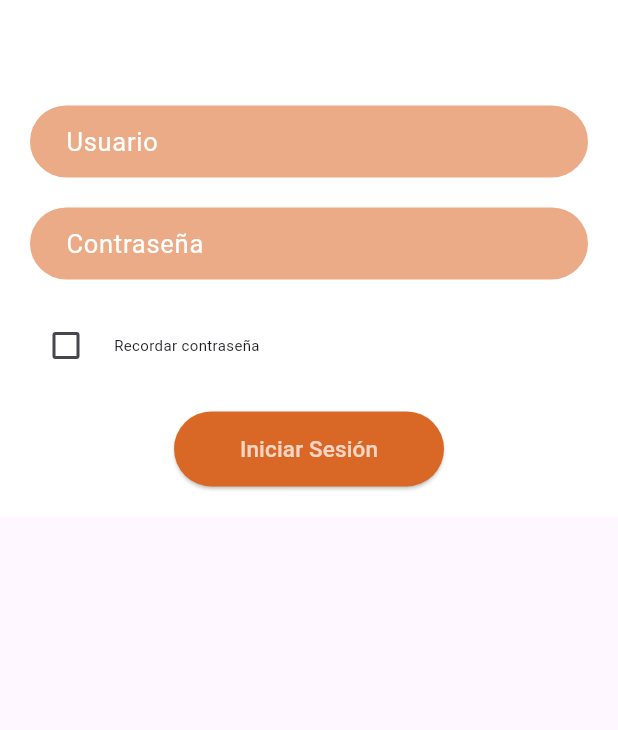
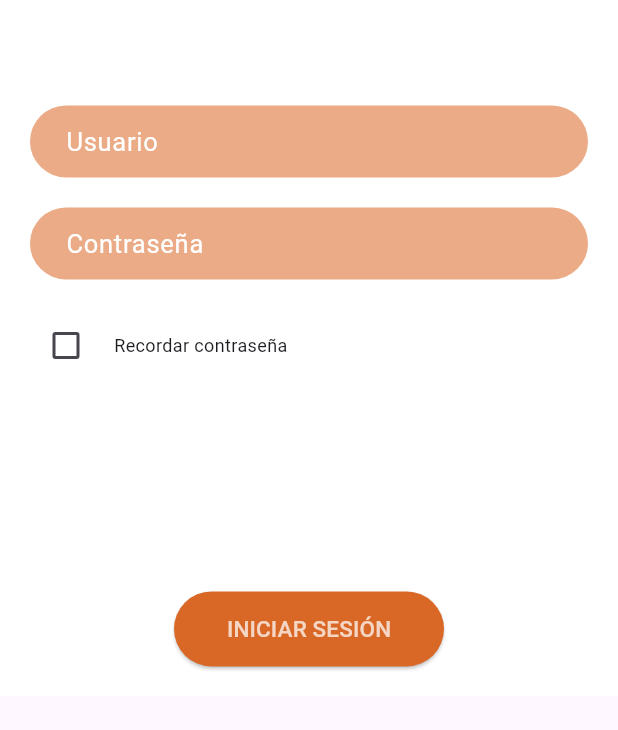
Before and after one commit to herrtiago/eventapp, a Flutter app: the screen it shows after launch, after a tap on "INICIAR SESIÓN", on a phone screen of 412 x 824 dp, the part 449-1179 px from its top. Run offline on Flutter 3.47's test engine with Material 3 defaults, Android fonts, the phone set to English and light mode, and no system bars; our stand-ins replace google_fonts, image_picker, shared_preferences; network calls fail; Roboto replaces fonts that are missing (Karla).

Commit message:
Update login_page.dart

```diff
--- a/frontend_eventapp/lib/login_page.dart
+++ b/frontend_eventapp/lib/login_page.dart
@@ -101,14 +101,14 @@ class LoginPage extends StatelessWidget {
                   Text(
                     'Recordar contraseña',
                     style: TextStyle(
-                      fontSize: 10,
+                      fontSize: 12,
                       fontFamily: 'Karla',
                     ),
                   ),
                 ],
               ),
 
-              SizedBox(height: 20),
+              SizedBox(height: 140),
               ElevatedButton(
                 onPressed: () async {
                   final response = await http.post(
@@ -146,7 +146,7 @@ class LoginPage extends StatelessWidget {
                   ),
                 ),
                 child: const Text(
-                  'Iniciar Sesión',
+                  'INICIAR SESIÓN',
                   style: TextStyle(
                     color: Color.fromARGB(186, 255, 255, 255),
                     fontSize: 15,
```
